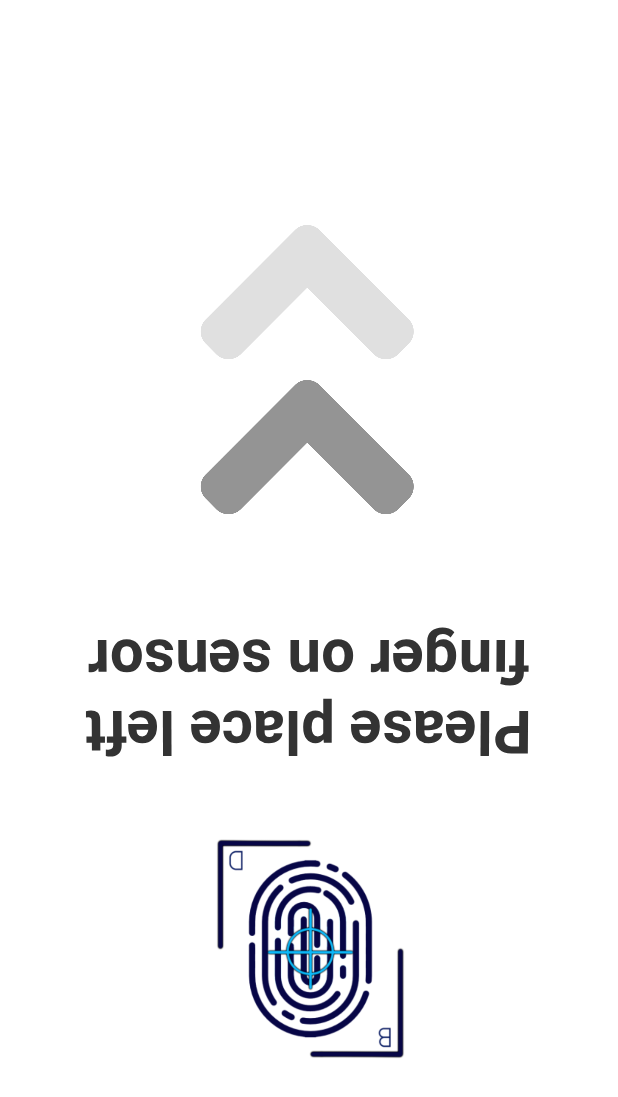
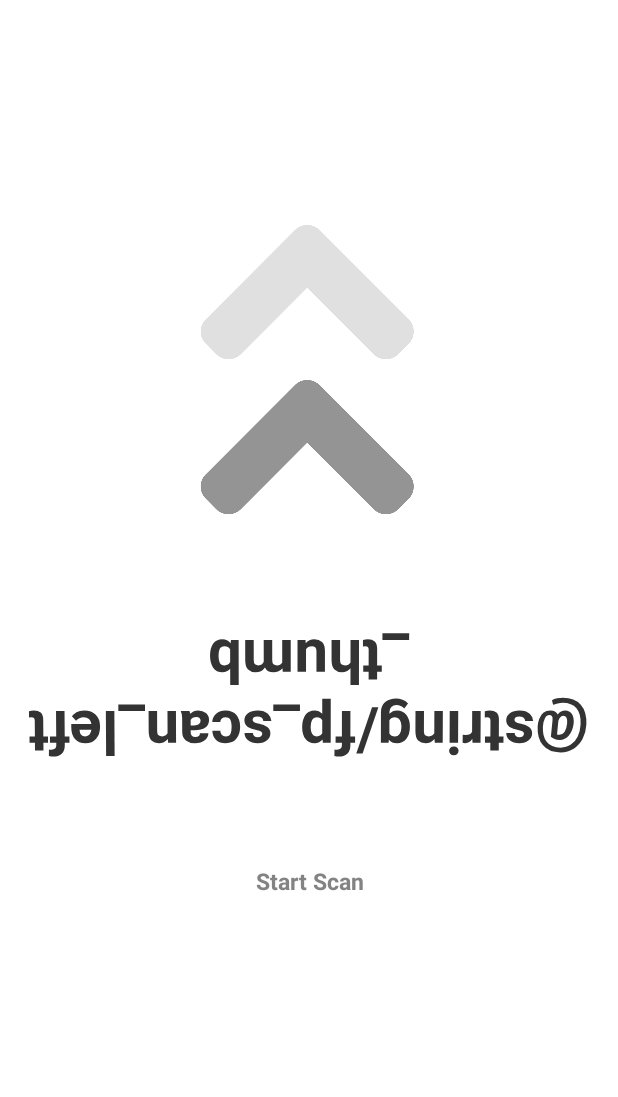
Before and after one commit to Josh-Abraham/Bionet, an Android app: the FingerprintScan screen opened directly, with no data from a screen before it, on a phone screen of 412 x 824 dp. Shown: the top 1097 px of the screen. Run offline under Robolectric (Android 15) with nearby library versions, the phone set to English and light mode, and no system bars; network calls fail.

Commit message:
Adding in More UIs

```diff
--- a/UI_2/app/build.gradle
+++ b/UI_2/app/build.gradle
@@ -61,4 +61,9 @@ dependencies {
     implementation "androidx.security:security-crypto:1.1.0-alpha03"
     // For Identity Credential APIs
     implementation "androidx.security:security-identity-credential:1.0.0-alpha02"
+
+    // Gif
+    implementation 'pl.droidsonroids.gif:android-gif-drawable:1.2.17'
+
+    implementation files('libs/usbserial.jar')
 }
--- a/UI_2/app/src/main/java/com/application/projecttbh/AppProperties.java
+++ b/UI_2/app/src/main/java/com/application/projecttbh/AppProperties.java
@@ -2,7 +2,8 @@ package com.application.projecttbh;
 
 public class AppProperties {
     private String username = "";
-    private Boolean debugMode = true;
+    private final Boolean debugMode = true;
+    private int fp_seq_num = 0;
 
     // Getter/setter
     public String getUsername() {
@@ -17,6 +18,14 @@ public class AppProperties {
         return getInstance().debugMode;
     }
 
+    public int getFp_seq_num() {
+        return fp_seq_num;
+    }
+
+    public void setFp_seq_num(int fp_seq_num) {
+        this.fp_seq_num = fp_seq_num;
+    }
+
     private static AppProperties instance;
 
     public static AppProperties getInstance() {
@@ -26,4 +35,8 @@ public class AppProperties {
     }
 
     private AppProperties() { }
+
+    public Boolean getEnableFP() {
+        return false;
+    }
 }
--- a/UI_2/app/src/main/java/com/application/projecttbh/FingerprintScan.java
+++ b/UI_2/app/src/main/java/com/application/projecttbh/FingerprintScan.java
@@ -15,17 +15,40 @@ public class FingerprintScan extends Activity {
     ImageView chevron1;
     ImageView chevron2;
     ImageView chevron3;
+    private Button startScan;
+    private TextView scanTag;
+    private String[] fp_keys = new String[4];
+
 
     @Override
     public void onCreate(Bundle savedInstanceState) {
         super.onCreate(savedInstanceState);
         setContentView(R.layout.fingerprint_initial);
-        chevron1 = (ImageView) findViewById(R.id.chevron1);
-        chevron2 = (ImageView) findViewById(R.id.chevron2);
-        chevron3 = (ImageView) findViewById(R.id.chevron3);
+        fp_keys[0] = "@string/fp_scan_left_thumb";
+        fp_keys[1] = "@string/fp_scan_right_thumb";
+        fp_keys[2] = "@string/fp_scan_left_index";
+        fp_keys[3] = "@string/fp_scan_left_index";
+
+
+        chevron1 = findViewById(R.id.chevron1);
+        chevron2 = findViewById(R.id.chevron2);
+        chevron3 = findViewById(R.id.chevron3);
+        startScan = findViewById(R.id.start_scan);
+        scanTag = findViewById(R.id.sensorTag);
+        int key = AppProperties.getInstance().getFp_seq_num();
+        scanTag.setText(fp_keys[key]);
         animateChevron1 (chevron1);
         animateChevron2 (chevron2);
         animateChevron3(chevron3);
+
+        startScan.setOnClickListener(new View.OnClickListener(){
+            @Override
+            public void onClick(View v) {
+                Intent intent = new Intent(FingerprintScan.this, Scanning.class); // Call a secondary view
+                startActivity(intent);
+            }
+        });
+
     }
 
     public void animateChevron1(ImageView view) {
--- a/UI_2/app/src/main/res/drawable/fingerprint.xml
+++ /dev/null
@@ -1,4 +0,0 @@
-<?xml version="1.0" encoding="utf-8"?>
-<selector xmlns:android="http://schemas.android.com/apk/res/android">
-
-</selector>
--- a/UI_2/app/src/main/res/layout/agent_home.xml
+++ b/UI_2/app/src/main/res/layout/agent_home.xml
@@ -29,7 +29,7 @@
 
                 <ImageView
                     android:id="@+id/imageView2"
-                    android:layout_width="304dp"
+                    android:layout_width="337dp"
                     android:layout_height="match_parent"
                     android:src="@drawable/logo" />
 
--- a/UI_2/app/src/main/res/layout/fingerprint_initial.xml
+++ b/UI_2/app/src/main/res/layout/fingerprint_initial.xml
@@ -51,7 +51,7 @@
         android:gravity="center_horizontal|center_vertical"
         android:rotation="-180"
         android:rotationX="-1"
-        android:text="@string/fp_initial_left"
+        android:text=""
         android:textColor="@color/dark_text"
         android:textSize="40sp"
         android:textStyle="bold" />
@@ -62,15 +62,19 @@
 
     <TableRow
         android:layout_width="match_parent"
-        android:layout_height="150dp">
+        android:layout_height="150dp"
+        android:gravity="center_horizontal">
 
-        <ImageView
-            android:id="@+id/logo_image"
-            android:layout_width="match_parent"
-            android:layout_height="150dp"
-            android:contentDescription="@string/logo"
-            android:rotation="-180"
-            android:src="@drawable/logo" />
+        <Button
+            android:id="@+id/start_scan"
+            style="@android:style/Widget.DeviceDefault.Light.Button.Borderless.Small"
+            android:layout_width="300dp"
+            android:layout_height="61dp"
+            android:background="@drawable/text_button"
+            android:text="@string/start_scan"
+            android:textColor="#838383"
+            android:textSize="15sp"
+            android:textStyle="bold" />
 
     </TableRow>
 
--- a/UI_2/app/src/main/res/layout/login.xml
+++ b/UI_2/app/src/main/res/layout/login.xml
@@ -190,7 +190,7 @@
                     android:textStyle="bold" />
 
                 <Button
-                    android:id="@+id/sysAdminBtn"
+                    android:id="@+id/start_scan"
                     style="@android:style/Widget.DeviceDefault.Light.Button.Borderless.Small"
                     android:layout_width="148dp"
                     android:layout_height="61dp"
--- a/UI_2/app/src/main/res/values/strings.xml
+++ b/UI_2/app/src/main/res/values/strings.xml
@@ -13,7 +13,6 @@
     <string name="page2">page_2</string>
     <string name="review_user">Review User</string>
     <string name="left_finger_success"/>
-    <string name="fp_initial_left">Please place left finger on sensor</string>
     <string name="are_fields_correct">Are these fields correct?</string>
     <string name="edit">Edit Fields</string>
     <string name="finish_onboarding">Finish Onboarding</string>
@@ -23,6 +22,8 @@
     <string name="add_single">Add Single Scan</string>
     <string name="match_user">1:1 Match User</string>
     <string name="clear_data">Delete Onboard Data</string>
+
+    <!-- PASSPORT DATA -->
     <string name="name">Name</string>
     <string name="ie_john">ie. John</string>
     <string name="ie_middle">ie. M</string>
@@ -48,6 +49,8 @@
     <string name="ie_postal_code">ie. M3J 2S5</string>
     <string name="province">Province/State</string>
     <string name="ie_province">ie. Ontario</string>
+
+    <!-- IMAGE CAPTURE -->
     <string name="capture">capture</string>
     <string name="preview_area">preview</string>
     <string name="facial_recognition_result">Facial Recognition Result</string>
@@ -58,4 +61,12 @@
     <string name="finger_print_form">Register Fingerprints</string>
     <string name="logo">Logo</string>
     <string name="chevron">chevron</string>
+    <string name="start_scan">Start Scan</string>
+    <string name="scanning">Scanning ...</string>
+
+    <!-- FINGERPRINT SEQUENCE -->
+    <string name="fp_scan_left_thumb">Please place left thumb on sensor</string>
+    <string name="fp_scan_right_thumb">Please place right thumb on sensor</string>
+    <string name="fp_scan_left_index">Please place left index finger on sensor</string>
+    <string name="fp_scan_right_index">Please place right index on sensor</string>
 </resources>
--- /dev/null
+++ b/UI_2/app/src/main/res/xml/device_filter.xml
@@ -0,0 +1,4 @@
+<resources>
+    <usb-device vendor-id="9025" />
+    <!-- Vendor ID of Arduino -->
+</resources>
```
Also changed, not shown: UI_2/app/src/main/AndroidManifest.xml (+13 -0 lines), UI_2/app/src/main/java/com/application/projecttbh/IrisScan.java (added, +17 -0 lines), UI_2/app/src/main/java/com/application/projecttbh/LoginPage.java (+10 -14 lines), UI_2/app/src/main/java/com/application/projecttbh/OnboardData.java (+41 -13 lines), UI_2/app/src/main/java/com/application/projecttbh/OnboardingCamera.java (+6 -9 lines), UI_2/app/src/main/java/com/application/projecttbh/OnboardingConfirmPhoto.java (+9 -3 lines), UI_2/app/src/main/java/com/application/projecttbh/Scanning.java (added, +167 -0 lines), UI_2/app/src/main/res/layout/scanning.xml (added, +31 -0 lines), UI_2/app/libs/usbserial.jar (added), UI_2/app/src/main/res/drawable/fingerprint.gif (added), 1 other file.
